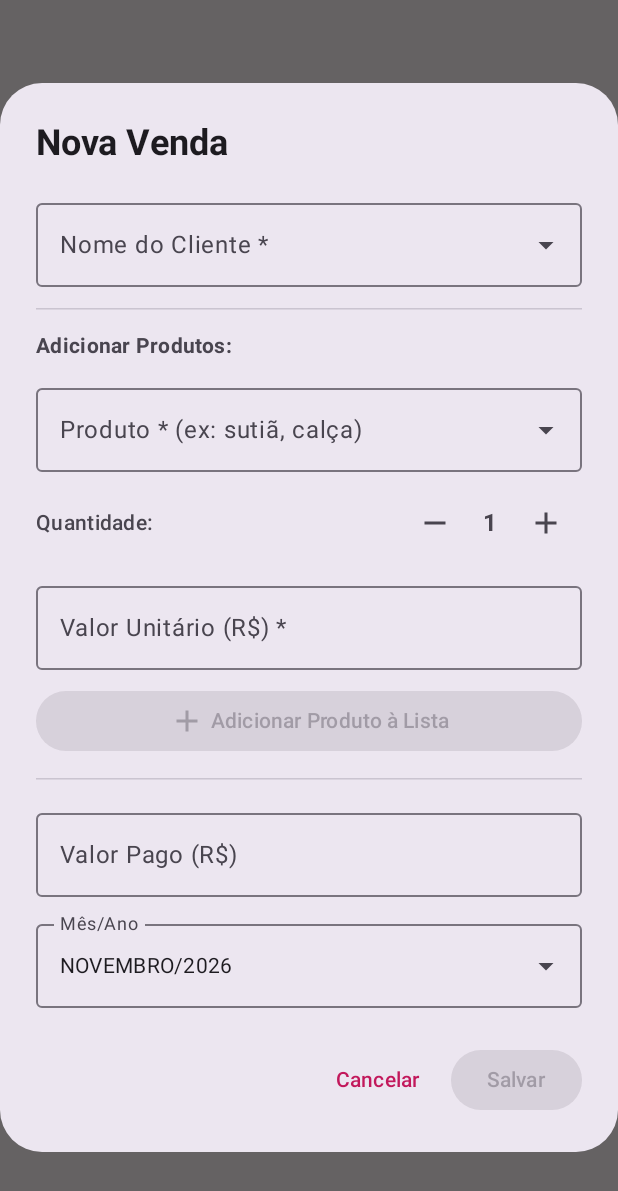
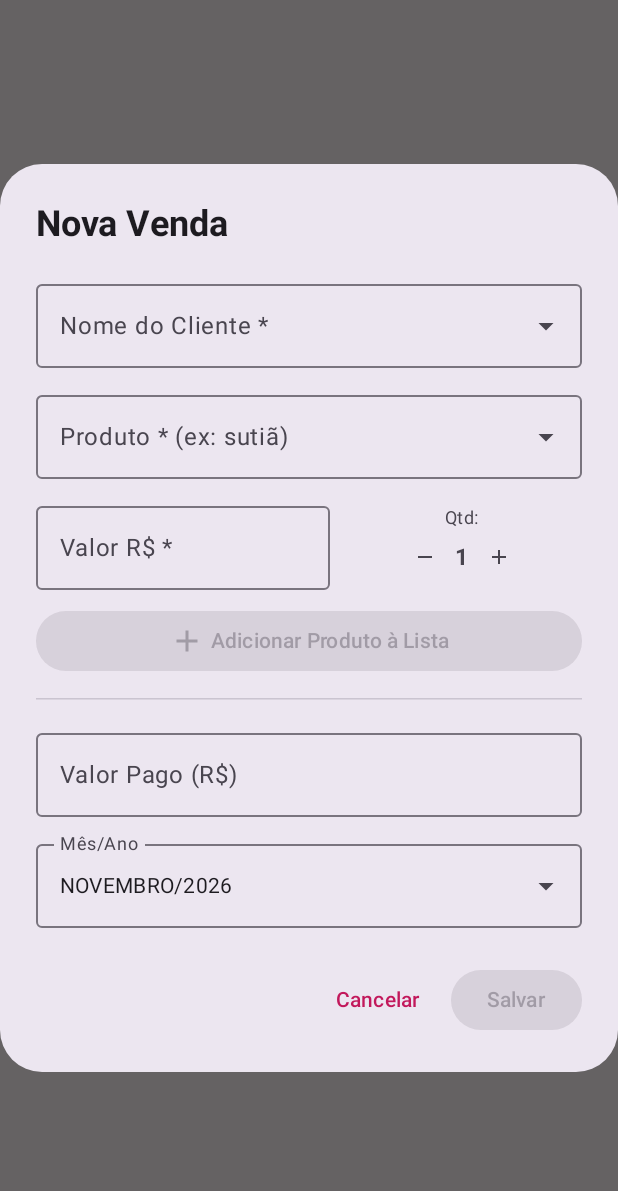
Before and after one commit to marcomkx/ControleVendasApp, an Android app built with Jetpack Compose: the composable NovaVendaDialog shown on its own in the app's theme, on a phone screen of 412 x 824 dp. Shown: the top 1191 px of the screen. Run offline under Robolectric (Android 15) with nearby library versions, the phone set to English and light mode, and no system bars.

Commit message:
Atualizações de UI: melhorias na aba Vendas 1, navegação, cobrança, novo diálogo de baixa por cliente e ajustes em NovaVendaDialog

```diff
--- a/app/src/main/java/com/controlevendas/app/ui/components/NovaVendaDialog.kt
+++ b/app/src/main/java/com/controlevendas/app/ui/components/NovaVendaDialog.kt
@@ -167,9 +167,6 @@ fun NovaVendaDialog(
                     }
                 }
 
-                HorizontalDivider(modifier = Modifier.padding(vertical = 4.dp))
-                Text("Adicionar Produtos:", fontWeight = FontWeight.Bold, fontSize = 14.sp)
-
                 // Campo Produto com Auto-completar
                 ExposedDropdownMenuBox(
                     expanded = expandedProduto && sugestoesProdutosFiltradas.isNotEmpty(),
@@ -182,7 +179,7 @@ fun NovaVendaDialog(
                             produtoAtual = it
                             expandedProduto = true
                         },
-                        label = { Text("Produto * (ex: sutiã, calça)") },
+                        label = { Text("Produto * (ex: sutiã)") },
                         modifier = Modifier
                             .fillMaxWidth()
                             .menuAnchor(),
@@ -210,34 +207,48 @@ fun NovaVendaDialog(
 
                 Row(
                     modifier = Modifier.fillMaxWidth(),
-                    horizontalArrangement = Arrangement.SpaceBetween,
+                    horizontalArrangement = Arrangement.spacedBy(8.dp),
                     verticalAlignment = Alignment.CenterVertically
                 ) {
-                    Text("Quantidade:", fontSize = 14.sp, fontWeight = FontWeight.Medium)
-                    Row(verticalAlignment = Alignment.CenterVertically) {
-                        IconButton(onClick = { if (quantidadeAtual > 1) quantidadeAtual-- }) {
-                            Icon(Icons.Default.Remove, contentDescription = "Menos")
-                        }
-                        Text(
-                            text = "$quantidadeAtual",
-                            fontWeight = FontWeight.Bold,
-                            fontSize = 16.sp,
-                            modifier = Modifier.padding(horizontal = 8.dp)
-                        )
-                        IconButton(onClick = { quantidadeAtual++ }) {
-                            Icon(Icons.Default.Add, contentDescription = "Mais")
+                    OutlinedTextField(
+                        value = valorUnitarioStr,
+                        onValueChange = { valorUnitarioStr = it },
+                        label = { Text("Valor R$ *") },
+                        keyboardOptions = KeyboardOptions(keyboardType = KeyboardType.Decimal),
+                        modifier = Modifier.weight(1.1f),
+                        singleLine = true
+                    )
+
+                    Column(
+                        horizontalAlignment = Alignment.CenterHorizontally,
+                        modifier = Modifier.weight(0.9f)
+                    ) {
+                        Text("Qtd:", fontSize = 12.sp, color = MaterialTheme.colorScheme.onSurfaceVariant)
+                        Row(
+                            verticalAlignment = Alignment.CenterVertically,
+                            horizontalArrangement = Arrangement.Center
+                        ) {
+                            IconButton(
+                                onClick = { if (quantidadeAtual > 1) quantidadeAtual-- },
+                                modifier = Modifier.size(32.dp)
+                            ) {
+                                Icon(Icons.Default.Remove, contentDescription = "Menos", modifier = Modifier.size(16.dp))
+                            }
+                            Text(
+                                text = "$quantidadeAtual",
+                                fontWeight = FontWeight.Bold,
+                                fontSize = 15.sp,
+                                modifier = Modifier.padding(horizontal = 4.dp)
+                            )
+                            IconButton(
+                                onClick = { quantidadeAtual++ },
+                                modifier = Modifier.size(32.dp)
+                            ) {
+                                Icon(Icons.Default.Add, contentDescription = "Mais", modifier = Modifier.size(16.dp))
+                            }
                         }
                     }
                 }
-
-                OutlinedTextField(
-                    value = valorUnitarioStr,
-                    onValueChange = { valorUnitarioStr = it },
-                    label = { Text("Valor Unitário (R$) *") },
-                    keyboardOptions = KeyboardOptions(keyboardType = KeyboardType.Decimal),
-                    modifier = Modifier.fillMaxWidth(),
-                    singleLine = true
-                )
 
                 Button(
                     onClick = {
--- a/app/src/main/java/com/controlevendas/app/ui/screens/VendasListScreen.kt
+++ b/app/src/main/java/com/controlevendas/app/ui/screens/VendasListScreen.kt
@@ -11,7 +11,7 @@ import androidx.compose.material.icons.filled.Check
 import androidx.compose.material.icons.filled.Close
 import androidx.compose.material.icons.filled.Delete
 import androidx.compose.material.icons.filled.Edit
-import androidx.compose.material.icons.filled.Payment
+import androidx.compose.material.icons.filled.Search
 import androidx.compose.material.icons.filled.Search
 import androidx.compose.material.icons.filled.Share
 import androidx.compose.material3.*
@@ -266,7 +266,7 @@ fun VendaCard(
                         Icon(Icons.Default.Share, contentDescription = "Cobrar WhatsApp", tint = Color(0xFF25D366))
                     }
                     FilledTonalButton(onClick = onReceberPagamento) {
-                        Icon(Icons.Default.Payment, contentDescription = null, modifier = Modifier.size(16.dp))
+                        Icon(Icons.Default.Check, contentDescription = null, modifier = Modifier.size(16.dp))
                         Spacer(modifier = Modifier.width(4.dp))
                         Text("Baixa")
                     }
```
Also changed, not shown: app/src/main/java/com/controlevendas/app/MainActivity.kt (+14 -5 lines), app/src/main/java/com/controlevendas/app/ui/components/ClientePagamentoDialog.kt (+11 -11 lines), app/src/main/java/com/controlevendas/app/ui/screens/ClientesScreen.kt (+153 -59 lines), app/src/main/java/com/controlevendas/app/ui/viewmodel/VendasViewModel.kt (+20 -1 lines).
